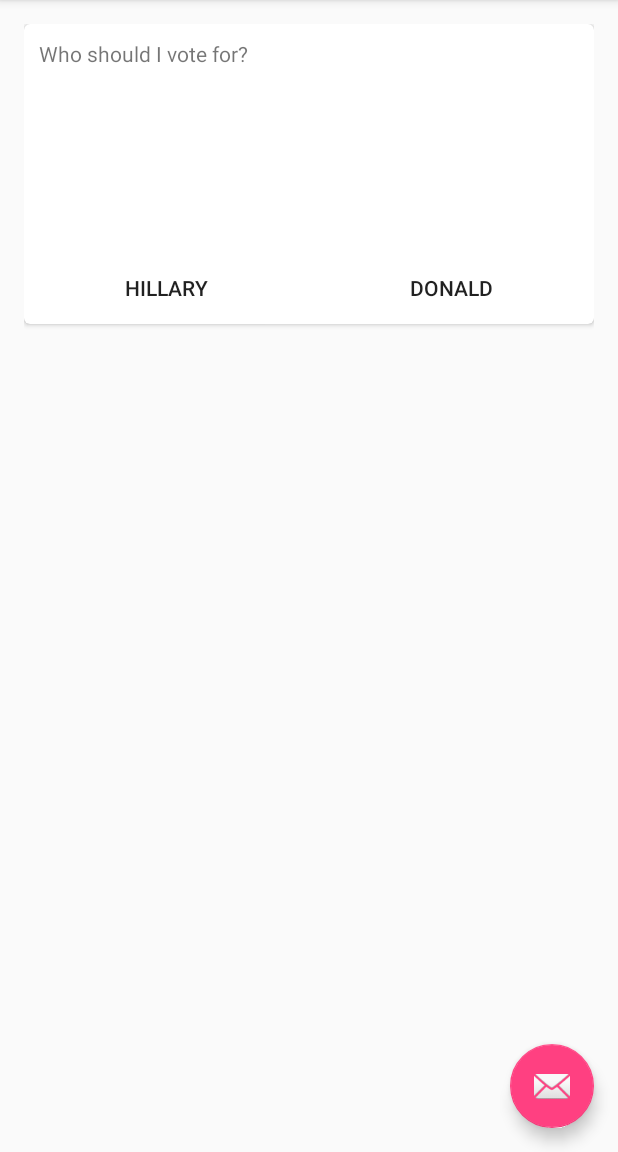
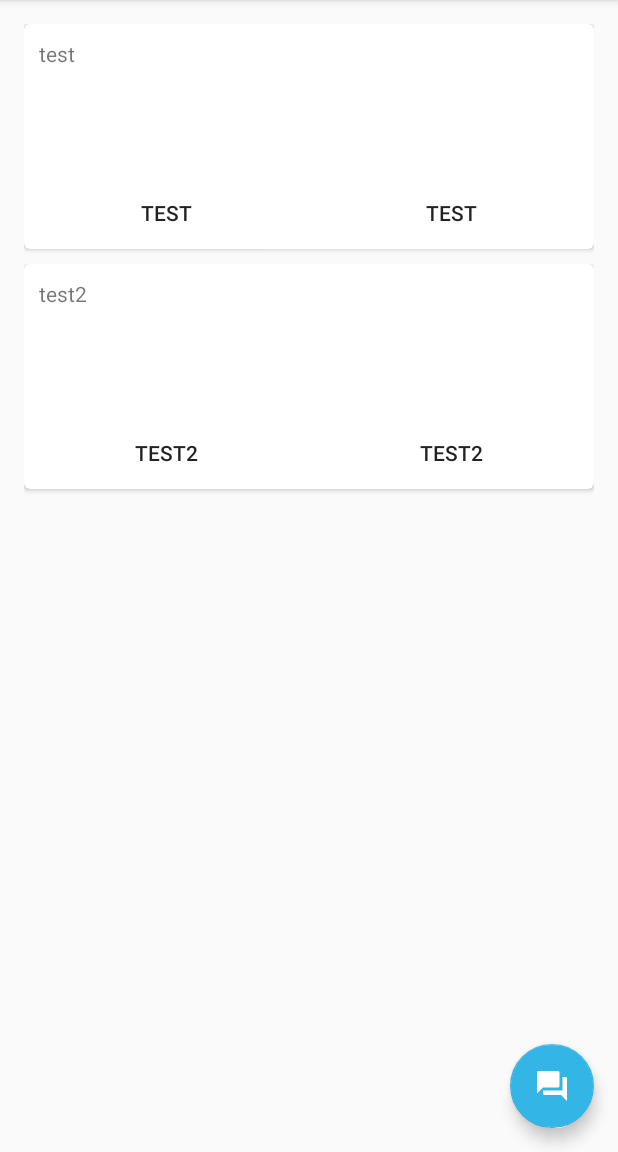
Before and after one commit to GitGudIcHack/android, an Android app: the screen it shows after launch (MainActivity), on a phone screen of 412 x 824 dp, the part 84-1236 px from its top. Run offline under Robolectric (Android 15) with nearby library versions, the phone set to English and light mode, and no system bars.

Commit message:
Programic additions to cardview

```diff
--- a/app/build.gradle
+++ b/app/build.gradle
@@ -9,6 +9,7 @@ android {
         targetSdkVersion 25
         versionCode 1
         versionName "1.0"
+        vectorDrawables.useSupportLibrary = true
         testInstrumentationRunner "android.support.test.runner.AndroidJUnitRunner"
     }
     buildTypes {
--- a/app/src/main/AndroidManifest.xml
+++ b/app/src/main/AndroidManifest.xml
@@ -11,6 +11,7 @@
     <activity
       android:name=".MainActivity"
       android:label="@string/app_name"
+      android:windowSoftInputMode="stateVisible|adjustPan"
       android:theme="@style/AppTheme.NoActionBar">
       <intent-filter>
         <action android:name="android.intent.action.MAIN"/>
--- /dev/null
+++ b/app/src/main/java/mhutti1/eu/gitgud/CardArrayAdapter.java
@@ -0,0 +1,72 @@
+package mhutti1.eu.gitgud;
+
+import android.content.Context;
+import android.view.LayoutInflater;
+import android.view.View;
+import android.view.ViewGroup;
+import android.widget.ArrayAdapter;
+import android.widget.Button;
+import android.widget.TextView;
+
+import java.util.ArrayList;
+import java.util.List;
+
+/**
+ * Created by mhutt on 04/02/2017.
+ */
+
+public class CardArrayAdapter extends ArrayAdapter<Question> {
+
+  private final List<Question> questions = new ArrayList();
+
+  public CardArrayAdapter(Context context, int resource) {
+    super(context, resource);
+  }
+
+  @Override
+  public void add(Question object) {
+    questions.add(object);
+    super.add(object);
+  }
+
+  @Override
+  public int getCount() {
+    return questions.size();
+  }
+
+  @Override
+  public Question getItem(int index) {
+    return questions.get(index);
+  }
+
+
+  @Override
+  public View getView(int position, View convertView, ViewGroup parent) {
+    View row = convertView;
+    QuestionViewHolder viewHolder;
+    if (row == null) {
+      LayoutInflater inflater = (LayoutInflater) this.getContext().getSystemService(Context.LAYOUT_INFLATER_SERVICE);
+      row = inflater.inflate(R.layout.cardview, parent, false);
+      viewHolder = new QuestionViewHolder();
+      viewHolder.question = (TextView) row.findViewById(R.id.question);
+      viewHolder.firstOption = (Button) row.findViewById(R.id.firstOption);
+      viewHolder.secondOption = (Button) row.findViewById(R.id.sectionOption);
+      row.setTag(viewHolder);
+    } else {
+      viewHolder = (QuestionViewHolder) row.getTag();
+    }
+    Question question = getItem(position);
+    viewHolder.question.setText(question.getQuestion());
+    viewHolder.firstOption.setText(question.getFirstOption());
+    viewHolder.secondOption.setText(question.getSecondOption());
+    return row;
+  }
+
+
+  static class QuestionViewHolder {
+    TextView question;
+    Button firstOption;
+    Button secondOption;
+  }
+
+}
--- a/app/src/main/java/mhutti1/eu/gitgud/MainActivity.java
+++ b/app/src/main/java/mhutti1/eu/gitgud/MainActivity.java
@@ -12,6 +12,7 @@ import android.support.v7.app.AppCompatActivity;
 import android.support.v7.widget.Toolbar;
 import android.view.Menu;
 import android.view.MenuItem;
+import android.widget.ListView;
 
 public class MainActivity extends AppCompatActivity
     implements NavigationView.OnNavigationItemSelectedListener {
@@ -40,6 +41,16 @@ public class MainActivity extends AppCompatActivity
 
     NavigationView navigationView = (NavigationView) findViewById(R.id.nav_view);
     navigationView.setNavigationItemSelectedListener(this);
+
+    ListView questions = (ListView) findViewById(R.id.question_list);
+    CardArrayAdapter questionArrayAdapter = new CardArrayAdapter(this, R.id.card_view);
+    questions.setAdapter(questionArrayAdapter);
+    questionArrayAdapter.add(new Question("test", "test", "test", 1));
+    questionArrayAdapter.add(new Question("test2", "test2", "test2", 1));
+
+    questionArrayAdapter.notifyDataSetChanged();
+
+
   }
 
   @Override
--- /dev/null
+++ b/app/src/main/java/mhutti1/eu/gitgud/Question.java
@@ -0,0 +1,33 @@
+package mhutti1.eu.gitgud;
+
+/**
+ * Created by mhutt on 04/02/2017.
+ */
+
+public class Question {
+
+  private final String question;
+  private final String firstOption;
+  private final String secondOption;
+  private final int userId;
+
+  public Question(String question, String firstOption, String secondOption, int userId) {
+    this.question = question;
+    this.firstOption = firstOption;
+    this.secondOption = secondOption;
+    this.userId = userId;
+  }
+
+
+  public String getQuestion() {
+    return question;
+  }
+
+  public String getFirstOption() {
+    return firstOption;
+  }
+
+  public String getSecondOption() {
+    return secondOption;
+  }
+}
--- /dev/null
+++ b/app/src/main/res/drawable/ic_question_answer_black_24px.xml
@@ -0,0 +1,9 @@
+<vector xmlns:android="http://schemas.android.com/apk/res/android"
+        android:width="24dp"
+        android:height="24dp"
+        android:viewportWidth="24.0"
+        android:viewportHeight="24.0">
+    <path
+        android:pathData="M21,6h-2v9L6,15v2c0,0.55 0.45,1 1,1h11l4,4L22,7c0,-0.55 -0.45,-1 -1,-1zM17,12L17,3c0,-0.55 -0.45,-1 -1,-1L3,2c-0.55,0 -1,0.45 -1,1v14l4,-4h10c0.55,0 1,-0.45 1,-1z"
+        android:fillColor="#000000"/>
+</vector>
--- /dev/null
+++ b/app/src/main/res/drawable/ic_question_answer_white_24px.xml
@@ -0,0 +1,9 @@
+<vector xmlns:android="http://schemas.android.com/apk/res/android"
+        android:width="24dp"
+        android:height="24dp"
+        android:viewportWidth="24.0"
+        android:viewportHeight="24.0">
+    <path
+        android:pathData="M21,6h-2v9L6,15v2c0,0.55 0.45,1 1,1h11l4,4L22,7c0,-0.55 -0.45,-1 -1,-1zM17,12L17,3c0,-0.55 -0.45,-1 -1,-1L3,2c-0.55,0 -1,0.45 -1,1v14l4,-4h10c0.55,0 1,-0.45 1,-1z"
+        android:fillColor="#FFFFFF"/>
+</vector>
--- a/app/src/main/res/layout/app_bar_main.xml
+++ b/app/src/main/res/layout/app_bar_main.xml
@@ -30,6 +30,6 @@
     android:layout_height="wrap_content"
     android:layout_gravity="bottom|end"
     android:layout_margin="@dimen/fab_margin"
-    app:srcCompat="@android:drawable/ic_dialog_email"/>
+    app:srcCompat="@drawable/ic_question_answer_white_24px"/>
 
 </android.support.design.widget.CoordinatorLayout>
--- /dev/null
+++ b/app/src/main/res/layout/cardview.xml
@@ -0,0 +1,60 @@
+<?xml version="1.0" encoding="utf-8"?>
+<LinearLayout xmlns:android="http://schemas.android.com/apk/res/android"
+              android:orientation="vertical"
+              android:layout_width="match_parent"
+              android:layout_height="match_parent">
+
+
+  <android.support.v7.widget.CardView
+    xmlns:card_view="http://schemas.android.com/apk/res-auto"
+    android:id="@+id/card_view"
+    android:layout_gravity="center"
+    android:layout_width="match_parent"
+    android:layout_height="150dp"
+    android:layout_marginBottom="10dp"
+    card_view:cardCornerRadius="4dp">
+
+    <RelativeLayout
+      android:layout_width="fill_parent"
+      android:layout_height="match_parent">
+
+      <LinearLayout
+        android:id="@+id/LinearLayout02"
+        android:layout_height="wrap_content"
+        android:layout_width="fill_parent"
+        android:layout_alignParentBottom="true">
+
+        <Button
+          android:id="@+id/firstOption"
+          android:layout_width="match_parent"
+          android:layout_height="wrap_content"
+          android:background="?android:attr/selectableItemBackground"
+          android:layout_weight="1" android:text="Hillary">
+        </Button>
+        <Button
+          android:id="@+id/sectionOption"
+          android:layout_width="match_parent"
+          android:background="?android:attr/selectableItemBackground"
+          android:layout_height="wrap_content"
+          android:layout_weight="1"
+          android:text="Donald">
+        </Button>
+      </LinearLayout>
+      <TextView
+        android:text="Who should I vote for?"
+        android:layout_width="match_parent"
+        android:layout_height="match_parent"
+        android:id="@+id/question"
+        android:layout_alignParentTop="true"
+        android:layout_alignParentLeft="true"
+        android:layout_alignParentStart="true"
+        android:layout_above="@id/LinearLayout02"
+        android:padding="10dp"
+        android:layout_weight="1"/>
+
+    </RelativeLayout>
+
+
+  </android.support.v7.widget.CardView>
+
+</LinearLayout>
--- a/app/src/main/res/layout/content_main.xml
+++ b/app/src/main/res/layout/content_main.xml
@@ -14,55 +14,12 @@
   tools:context="mhutti1.eu.gitgud.MainActivity"
   tools:showIn="@layout/app_bar_main">
 
-  <android.support.v7.widget.CardView
-    xmlns:card_view="http://schemas.android.com/apk/res-auto"
-    android:id="@+id/card_view"
-    android:layout_gravity="center"
+  <ListView
     android:layout_width="match_parent"
-    android:layout_height="200dp"
-    card_view:cardCornerRadius="4dp">
+    android:layout_height="match_parent"
+    android:divider="@null"
+    android:id="@+id/question_list">
 
-    <RelativeLayout
-      android:layout_width="fill_parent"
-      android:layout_height="match_parent">
-
-      <LinearLayout
-        android:id="@+id/LinearLayout02"
-        android:layout_height="wrap_content"
-        android:layout_width="fill_parent"
-        android:layout_alignParentBottom="true">
-
-        <Button
-          android:id="@+id/Button02"
-          android:layout_width="match_parent"
-          android:layout_height="wrap_content"
-          android:background="?android:attr/selectableItemBackground"
-          android:layout_weight="1" android:text="Hillary">
-        </Button>
-        <Button
-          android:id="@+id/Button03"
-          android:layout_width="match_parent"
-          android:background="?android:attr/selectableItemBackground"
-          android:layout_height="wrap_content"
-          android:layout_weight="1"
-          android:text="Donald">
-        </Button>
-      </LinearLayout>
-      <TextView
-        android:text="Who should I vote for?"
-        android:layout_width="match_parent"
-        android:layout_height="match_parent"
-        android:id="@+id/textView2"
-        android:layout_alignParentTop="true"
-        android:layout_alignParentLeft="true"
-        android:layout_alignParentStart="true"
-        android:layout_above="@id/LinearLayout02"
-        android:padding="10dp"
-        android:layout_weight="1"/>
-
-    </RelativeLayout>
-
-
-  </android.support.v7.widget.CardView>
+  </ListView>
 
 </RelativeLayout>
--- a/app/src/main/res/values/styles.xml
+++ b/app/src/main/res/values/styles.xml
@@ -5,7 +5,7 @@
     <!-- Customize your theme here. -->
     <item name="colorPrimary">@color/colorPrimary</item>
     <item name="colorPrimaryDark">@color/colorPrimaryDark</item>
-    <item name="colorAccent">@color/colorAccent</item>
+    <item name="colorAccent">@android:color/holo_blue_light</item>
   </style>
 
   <style name="AppTheme.NoActionBar">
```
